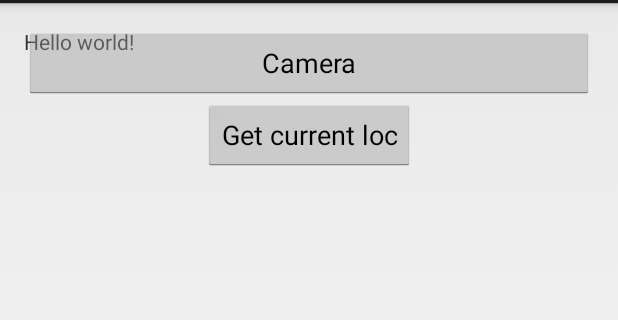
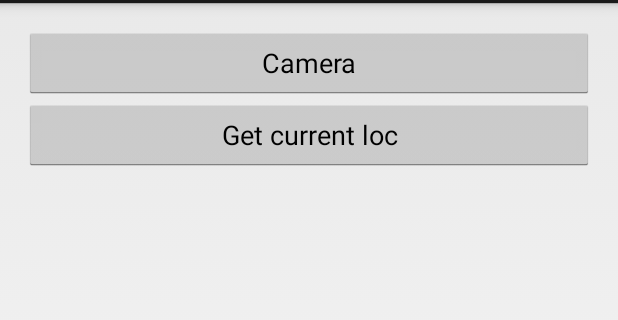
Before and after one commit to andzaytsev/AnyMap, an Android app: the screen it shows after launch (MyActivity), on a phone screen of 412 x 824 dp, the part 69-389 px from its top. Run offline under Robolectric (Android 15) with nearby library versions, the phone set to English and light mode, and no system bars.

Commit message:
Updated UI

```diff
--- a/app/src/main/res/layout/activity_my.xml
+++ b/app/src/main/res/layout/activity_my.xml
@@ -9,12 +9,6 @@
     android:paddingBottom="@dimen/activity_vertical_margin"
     tools:context=".MyActivity">
 
-    <TextView
-        android:text="@string/hello_world"
-        android:layout_width="wrap_content"
-        android:layout_height="wrap_content"
-        android:id="@+id/textView" />
-
     <Button
         android:layout_width="wrap_content"
         android:layout_height="wrap_content"
@@ -22,12 +16,15 @@
         android:id="@+id/button"
         android:onClick="showLocation"
         android:layout_below="@+id/button_camera"
-        android:layout_centerHorizontal="true" />
+        android:layout_alignEnd="@+id/button_camera"
+        android:layout_alignParentStart="true" />
     <Button
         android:id="@+id/button_camera"
         android:text="@string/button_camera"
         android:layout_width="fill_parent"
-        android:layout_height="wrap_content" />
+        android:layout_height="wrap_content"
+        android:layout_alignParentTop="true"
+        android:layout_alignParentEnd="true" />
     <ImageView
         android:id="@+id/image_camera"
         android:contentDescription="@string/image_cd_camera"
```
